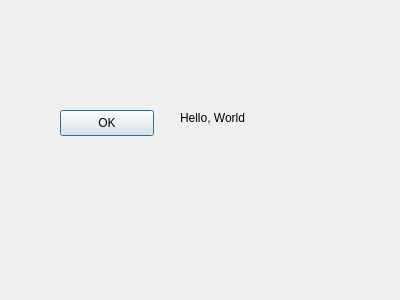
First picture: the form in src/app_1/hellodialog.ui, repository JCVB51/3390_project_1, before the edit.
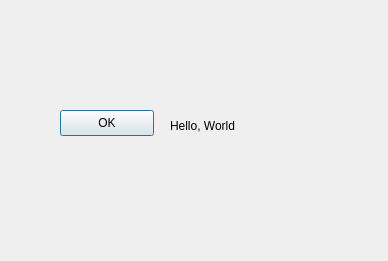
Second picture: the form after the edit.

The edit to the form file:
```diff
--- a/src/app_1/hellodialog.ui
+++ b/src/app_1/hellodialog.ui
@@ -6,8 +6,8 @@
    <rect>
     <x>0</x>
     <y>0</y>
-    <width>400</width>
-    <height>300</height>
+    <width>388</width>
+    <height>261</height>
    </rect>
   </property>
   <property name="windowTitle">
@@ -16,10 +16,10 @@
   <widget class="QLabel" name="label">
    <property name="geometry">
     <rect>
-     <x>180</x>
+     <x>170</x>
      <y>110</y>
      <width>91</width>
-     <height>16</height>
+     <height>31</height>
     </rect>
    </property>
    <property name="text">
```
